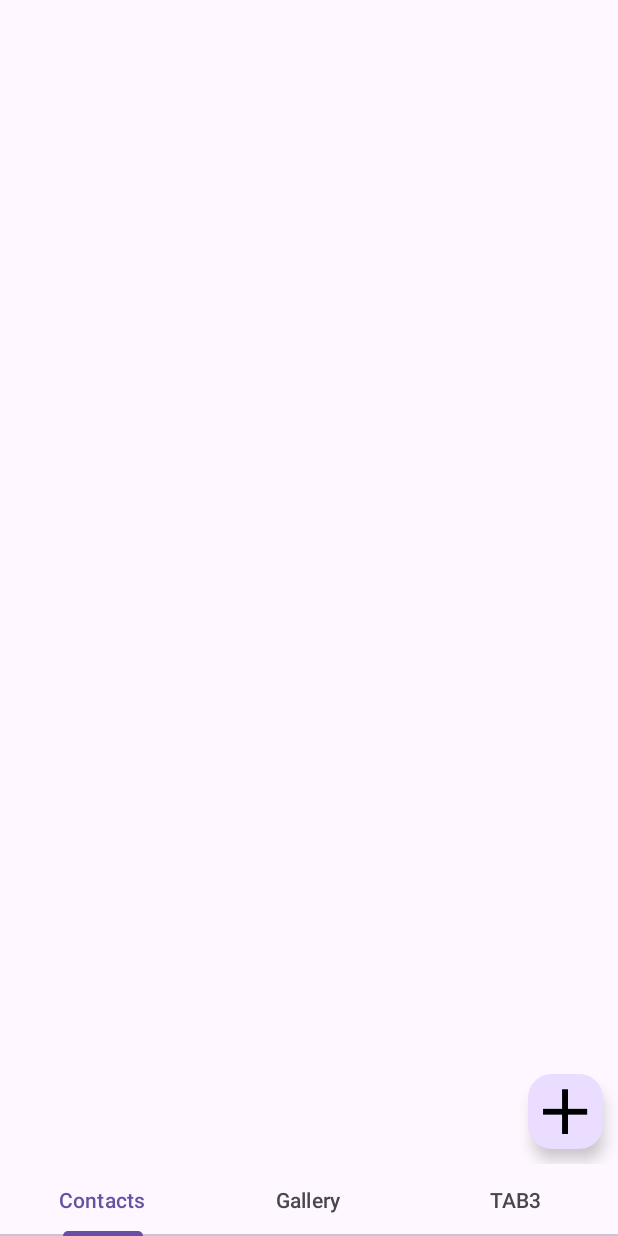
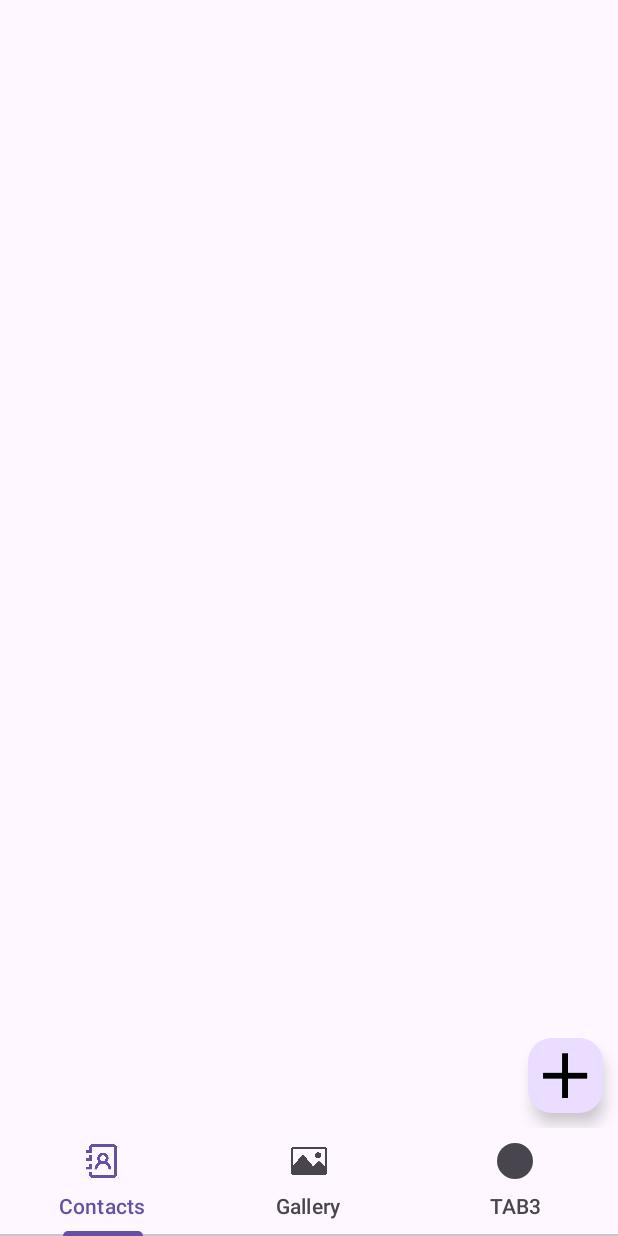
Before and after one commit to Rudals00/Madcamp_week1, an Android app: the screen it shows after launch (MainActivity), on a phone screen of 412 x 824 dp. Run offline under Robolectric (Android 15) with nearby library versions, the phone set to English and light mode, and no system bars.

Commit message:
contacts add

```diff
--- a/app/src/main/java/com/example/madcamp/MainActivity.kt
+++ b/app/src/main/java/com/example/madcamp/MainActivity.kt
@@ -20,6 +20,19 @@ class MainActivity : AppCompatActivity() {
         override fun createFragment(position: Int): Fragment = fragments[position]
     }
 
+    fun tabSetting(tab: TabLayout.Tab, position: Int) {
+        if (position == 0) {
+            tab.text = "Contacts"
+            tab.setIcon(R.drawable.contacts_icon)
+        } else if (position == 1) {
+            tab.text = "Gallery"
+            tab.setIcon(R.drawable.gallery_icon)
+        } else {
+            tab.text = "TAB3"
+            tab.setIcon(R.drawable.round_button_1)
+        }
+
+    }
     override fun onCreate(savedInstanceState: Bundle?) {
         super.onCreate(savedInstanceState)
         val binding = ActivityMainBinding.inflate(layoutInflater)
@@ -28,7 +41,7 @@ class MainActivity : AppCompatActivity() {
         binding.viewpager.adapter = MyFragmentPagerAdapter(this)
 
         TabLayoutMediator(binding.tabs,binding.viewpager){
-                tab, position-> tab.text = if(position==0) "Contacts" else if(position==1) "Gallery" else "TAB3"
+                tab, position-> tabSetting(tab, position)
         }.attach()
 
         // 툴바 적용
--- a/app/src/main/res/layout/fragment_one.xml
+++ b/app/src/main/res/layout/fragment_one.xml
@@ -8,13 +8,13 @@
         android:id="@+id/fragment1"
         android:layout_width="match_parent"
         android:layout_height="match_parent"
-        android:orientation="vertical"
-        app:layout_constraintDimensionRatio="w,1:1">
+        android:orientation="vertical">
 
         <androidx.recyclerview.widget.RecyclerView xmlns:android="http://schemas.android.com/apk/res/android"
             android:id="@+id/recyclerview"
             android:layout_width="match_parent"
-            android:layout_height="match_parent"
+            android:layout_height="0dp"
+            app:layout_constraintBottom_toBottomOf="@id/fragment1"
             android:layout_weight="1"></androidx.recyclerview.widget.RecyclerView>
 
         <LinearLayout xmlns:android="http://schemas.android.com/apk/res/android"
@@ -32,15 +32,17 @@
                 android:text="back"
                 android:textSize="25dp" />
         </LinearLayout>
+    </LinearLayout>
 
     <com.google.android.material.floatingactionbutton.ExtendedFloatingActionButton
         android:id="@+id/add_contact"
         android:layout_width="50dp"
         android:layout_height="50dp"
         android:layout_gravity="bottom|right"
-            android:layout_marginRight="10dp"
-            android:layout_marginBottom="10dp"
         android:foreground="@drawable/add_button"
-            android:gravity="center_horizontal|center_vertical" />
-    </LinearLayout>
+        android:gravity="center_horizontal|center_vertical"
+        app:layout_constraintEnd_toEndOf="parent"
+        app:layout_constraintBottom_toBottomOf="parent"
+        android:layout_marginEnd="10dp"
+        android:layout_marginBottom="10dp"/>
 </androidx.constraintlayout.widget.ConstraintLayout>
```
Also changed, not shown: app/src/main/java/com/example/madcamp/OneFragment.kt (+8 -36 lines), app/src/main/res/drawable/contacts_icon.png (added), app/src/main/res/drawable/gallery_icon.png (added). Lines whose indentation alone changed are shown as unchanged.
